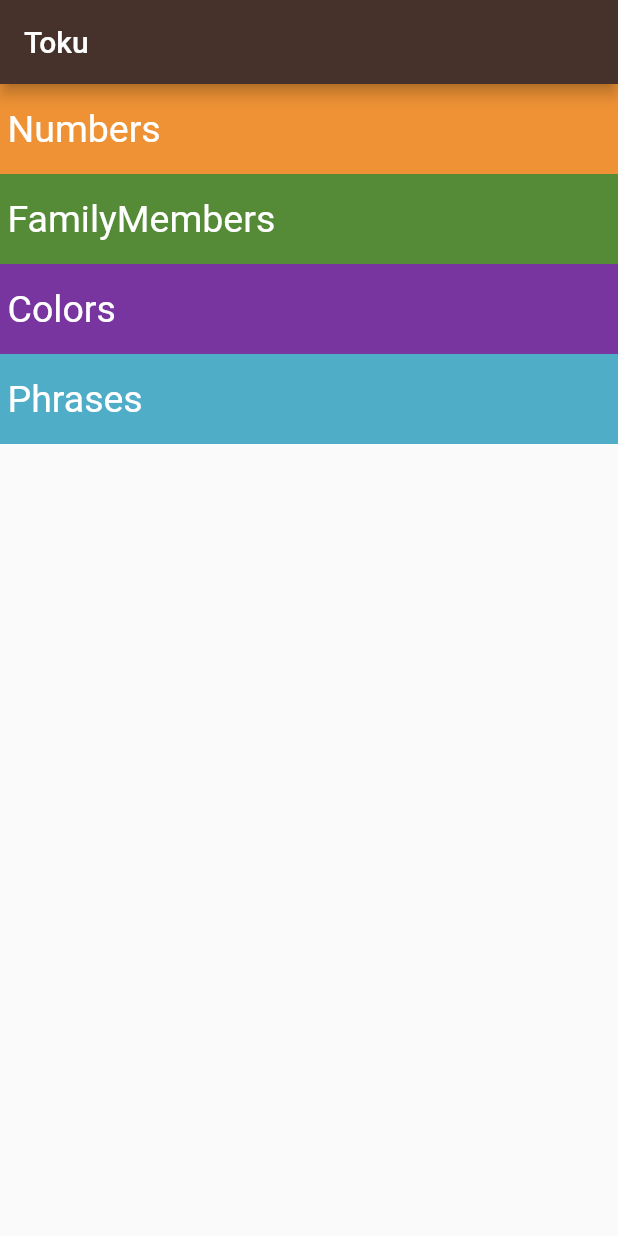
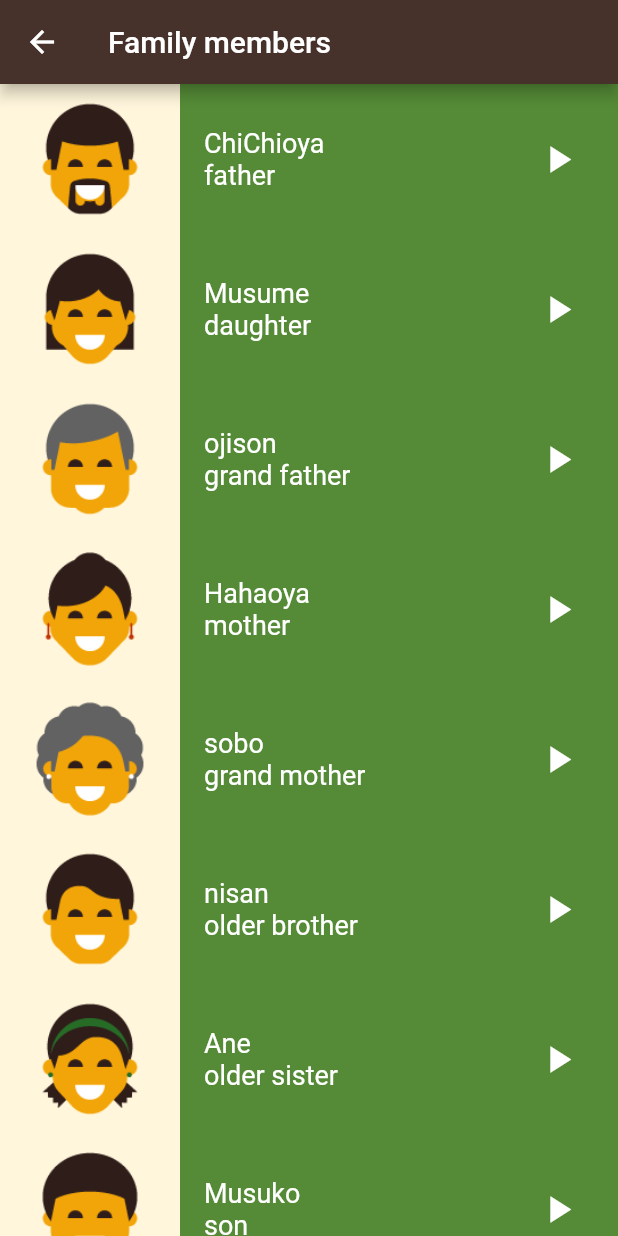
Before and after one commit to midoHaz/Toku_app, a Flutter app: the screen it shows after launch, after a tap on "FamilyMembers", on a phone screen of 412 x 824 dp. Run offline on Flutter 3.47's test engine with Material 2 defaults, Android fonts, the phone set to English and light mode, and no system bars; our stand-ins replace audioplayers.

Commit message:
complete toku app

```diff
--- a/lib/Reusable_component/reusable.dart
+++ b/lib/Reusable_component/reusable.dart
@@ -1,11 +1,15 @@
+import 'package:audioplayers/audioplayers.dart';
 import 'package:flutter/cupertino.dart';
 import 'package:flutter/material.dart';
 
 class categoryChoose extends StatelessWidget {
-  categoryChoose({required this.text,required this.backcolor,required this.ontap});
+  categoryChoose(
+      {required this.text, required this.backcolor, required this.ontap});
+
   String? text;
   Color? backcolor;
   VoidCallback? ontap;
+
   @override
   Widget build(BuildContext context) {
     return GestureDetector(
@@ -13,46 +17,132 @@ class categoryChoose extends StatelessWidget {
       child: Container(
         padding: const EdgeInsets.only(left: 5.0),
         alignment: Alignment.centerLeft,
-        color:backcolor!,
+        color: backcolor!,
         width: double.infinity,
         height: 60.0,
-        child: Text(text!,style:const TextStyle(color: Colors.white,fontSize: 25.0),),
+        child: Text(
+          text!,
+          style: const TextStyle(color: Colors.white, fontSize: 25.0),
+        ),
       ),
     );
   }
 }
-class NumberCatalog extends StatelessWidget {
-   const NumberCatalog({required this.image,required this.text1,required this.text2});
+
+class Catalog extends StatelessWidget {
+  const Catalog({
+    required this.image,
+    required this.text1,
+    required this.text2,
+    required this.soundSource,
+  });
+
   final String image;
-  final  String text1;
+  final String text1;
   final String text2;
+  final String soundSource;
+
   @override
   Widget build(BuildContext context) {
     return Container(
       height: 100.0,
-      color: const Color(0xffEF9235),
       child: Row(
         children: [
           Container(
+              width: 120.0,
               color: const Color(0xffFFF6DC),
-              child: Image.asset(image!)),
+              child: Image.asset(image)),
           Padding(
-            padding: const EdgeInsets.only(left:16.0),
+            padding: const EdgeInsets.only(left: 16.0),
             child: Column(
+              crossAxisAlignment: CrossAxisAlignment.start,
               mainAxisAlignment: MainAxisAlignment.center,
               children: [
-                Text(text1!,style: const TextStyle(color: Colors.white,fontSize: 18.0),),
-                Text(text2!,style: const TextStyle(color: Colors.white,fontSize: 18.0),)
+                Text(
+                  text1,
+                  style: const TextStyle(color: Colors.white, fontSize: 18.0),
+                ),
+                Text(
+                  text2,
+                  style: const TextStyle(color: Colors.white, fontSize: 18.0),
+                )
               ],
             ),
           ),
-          const Spacer(flex: 1,),
+          const Spacer(
+            flex: 1,
+          ),
           Padding(
-            padding: const EdgeInsets.only(right:16.0),
-            child: IconButton(onPressed:(){}, icon:const Icon(Icons.play_arrow,color: Colors.white,size: 30,)),
+            padding: const EdgeInsets.only(right: 16.0),
+            child: IconButton(
+                onPressed: () {
+                  final player = AudioPlayer();
+                  player.play(AssetSource(soundSource));
+                },
+                icon: const Icon(
+                  Icons.play_arrow,
+                  color: Colors.white,
+                  size: 30,
+                )),
           ),
         ],
       ),
     );
   }
 }
+
+class Catalog2 extends StatelessWidget {
+  const Catalog2({
+    required this.text1,
+    required this.text2,
+    required this.soundSource,
+  });
+
+  final String text1;
+  final String text2;
+  final String soundSource;
+
+  @override
+  Widget build(BuildContext context) {
+    return Container(
+      height: 100.0,
+      child: Row(
+        children: [
+          Padding(
+            padding: const EdgeInsets.only(left: 16.0),
+            child: Column(
+              crossAxisAlignment: CrossAxisAlignment.start,
+              mainAxisAlignment: MainAxisAlignment.center,
+              children: [
+                Text(
+                  text1,
+                  style: const TextStyle(color: Colors.white, fontSize: 16.0),
+                ),
+                Text(
+                  text2,
+                  style: const TextStyle(color: Colors.white, fontSize: 16.0),
+                )
+              ],
+            ),
+          ),
+          const Spacer(
+            flex: 1,
+          ),
+          Padding(
+            padding: const EdgeInsets.only(right: 16.0),
+            child: IconButton(
+                onPressed: () {
+                  final player = AudioPlayer();
+                  player.play(AssetSource(soundSource));
+                },
+                icon: const Icon(
+                  Icons.play_arrow,
+                  color: Colors.white,
+                  size: 30,
+                )),
+          ),
+        ],
+      ),
+    );
+  }
+}
--- /dev/null
+++ b/lib/screens/Toku_App/Family_member_page.dart
@@ -0,0 +1,91 @@
+import 'package:flutter/material.dart';
+import 'package:tharwat/Reusable_component/reusable.dart';
+
+class FamilyPage extends StatelessWidget {
+  List<Widget> FamilyMember = [
+    const Catalog(
+      image: "assets/images/family_members/family_father.png",
+      text1: "ChiChioya",
+      text2: "father",
+      soundSource: "sounds/family_members/father.wav",
+    ),
+    const Catalog(
+        image: "assets/images/family_members/family_daughter.png",
+        text1: "Musume",
+        text2: "daughter",
+        soundSource: "sounds/family_members/daughter.wav"),
+    const Catalog(
+      image: "assets/images/family_members/family_grandfather.png",
+      text1: "ojison",
+      text2: "grand father",
+      soundSource: "sounds/family_members/grandfather.wav",
+    ),
+    const Catalog(
+      image: "assets/images/family_members/family_mother.png",
+      text1: "Hahaoya",
+      text2: "mother",
+      soundSource: "sounds/family_members/mother.wav",
+    ),
+    const Catalog(
+      image: "assets/images/family_members/family_grandmother.png",
+      text1: "sobo",
+      text2: "grand mother",
+      soundSource: "sounds/family_members/grandmother.wav",
+    ),
+    const Catalog(
+      image: "assets/images/family_members/family_older_brother.png",
+      text1: "nisan",
+      text2: "older brother",
+      soundSource: "sounds/family_members/olderbother.wav",
+    ),
+    const Catalog(
+      image: "assets/images/family_members/family_older_sister.png",
+      text1: "Ane",
+      text2: "older sister",
+      soundSource: "sounds/family_members/oldersister.wav",
+    ),
+    const Catalog(
+      image: "assets/images/family_members/family_son.png",
+      text1: "Musuko",
+      text2: "son",
+      soundSource: "sounds/family_members/son.wav",
+    ),
+    const Catalog(
+      image: "assets/images/family_members/family_younger_brother.png",
+      text1: "huso",
+      text2: "younger brother",
+      soundSource: "sounds/family_members/youngerbrohter.wav",
+    ),
+    const Catalog(
+      image: "assets/images/family_members/family_younger_sister.png",
+      text1: "mosua",
+      text2: "younger sister",
+      soundSource: "sounds/family_members/youngersister.wav",
+    ),
+  ];
+
+  @override
+  Widget build(BuildContext context) {
+    return Scaffold(
+        appBar: AppBar(
+          backgroundColor: const Color(0xff46322B),
+          leading: IconButton(
+              onPressed: () {
+                Navigator.pop(context);
+              },
+              icon: const Icon(Icons.arrow_back)),
+          title: const Text(
+            "Family members",
+            style: TextStyle(color: Colors.white),
+          ),
+        ),
+        body: Container(
+          color: Color(0xff558B37),
+          child: ListView.builder(
+              itemCount: FamilyMember.length,
+              itemBuilder: (context, index) {
+                return FamilyMember[index];
+              }),
+        ));
+  }
+}
--- a/lib/screens/Toku_App/Home.dart
+++ b/lib/screens/Toku_App/Home.dart
@@ -2,7 +2,11 @@ import 'package:flutter/cupertino.dart';
 import 'package:flutter/foundation.dart';
 import 'package:flutter/material.dart';
 import 'package:tharwat/Reusable_component/reusable.dart';
+import 'package:tharwat/screens/Toku_App/Family_member_page.dart';
 import 'package:tharwat/screens/Toku_App/Numbers_page.dart';
+import 'package:tharwat/screens/Toku_App/Phrases_page.dart';
+
+import 'colors_page.dart';
 
 class HomePage extends StatelessWidget {
   const HomePage({Key? key}) : super(key: key);
@@ -32,17 +36,31 @@ class HomePage extends StatelessWidget {
           categoryChoose(
             text: "FamilyMembers",
             backcolor: const Color(0xff558B37),
-            ontap: () {},
+            ontap: () {
+              Navigator.push(context, MaterialPageRoute(builder: (context){
+                return FamilyPage();
+              }));
+            },
           ),
           categoryChoose(
             text: "Colors",
             backcolor: const Color(0xff79359F),
-            ontap: () {},
+            ontap: () {
+              Navigator.push(context,
+                  MaterialPageRoute(builder: (BuildContext context) {
+                    return ColorsPage();
+                  }));
+            },
           ),
           categoryChoose(
             text: "Phrases",
             backcolor: const Color(0xff50ADC7),
-            ontap: () {},
+            ontap: () {
+              Navigator.push(context,
+                  MaterialPageRoute(builder: (BuildContext context) {
+                    return PhrasesPage();
+                  }));
+            },
           ),
         ],
       ),
```
Also changed, not shown: lib/screens/Toku_App/Numbers_page.dart (+49 -33 lines), lib/screens/Toku_App/Phrases_page.dart (added, +77 -0 lines), lib/screens/Toku_App/colors_page.dart (added, +79 -0 lines), pubspec.yaml (+8 -2 lines), pubspec.lock, 19 other files.
